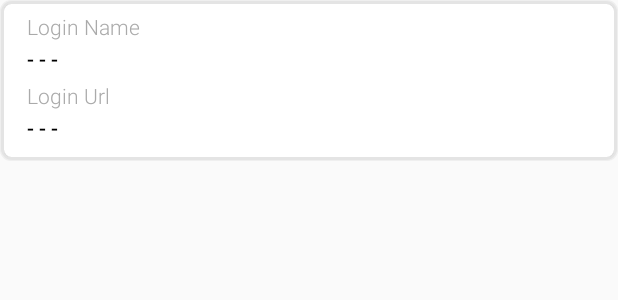
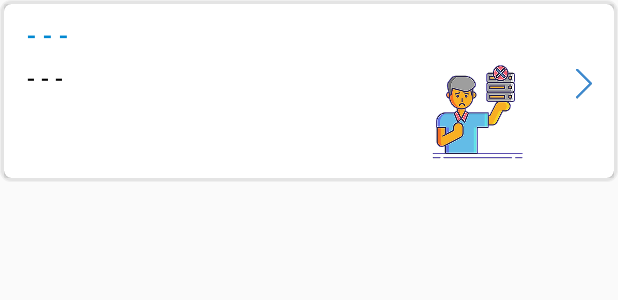
Before and after one commit to umangburman/MyJsonApp, an Android app: the layout list_item_details.xml on its own in the app's theme, with its tools: preview values and no code run, on a phone screen of 412 x 824 dp. Shown: the top 300 px of the screen. Run offline under Robolectric (Android 15) with nearby library versions, the phone set to English and light mode, and no system bars.

Commit message:
Sixth changelist
Signed-off-by: Umang Burman <umang.burman.micro@gmail.com>

```diff
--- a/app/src/main/java/com/mvvm/room/myjsonapp/adapter/DetailsAdapter.kt
+++ b/app/src/main/java/com/mvvm/room/myjsonapp/adapter/DetailsAdapter.kt
@@ -1,6 +1,48 @@
 package com.mvvm.room.myjsonapp.adapter
 
-class DetailsAdapter {
+import android.content.Context
+import android.view.LayoutInflater
+import android.view.View
+import android.view.ViewGroup
+import androidx.recyclerview.widget.RecyclerView
+import com.bumptech.glide.Glide
+import com.mvvm.room.myjsonapp.R
+import com.mvvm.room.myjsonapp.model.RowsData
+import kotlinx.android.synthetic.main.list_item_details.view.*
 
+class DetailsAdapter constructor(val context: Context, val userList: List<RowsData>) :
+    RecyclerView.Adapter<DetailsAdapter.DetailsHolder>() {
 
+    class DetailsHolder(itemView: View) : RecyclerView.ViewHolder(itemView) {
+
+        var lblTitle = itemView.lblTitleAnswer
+        var lblDescription = itemView.lblDescriptionAnswer
+        var imgReference = itemView.imgHref
+    }
+
+    override fun onCreateViewHolder(parent: ViewGroup, viewType: Int): DetailsHolder {
+
+        val view = LayoutInflater.from(parent.context)
+            .inflate(R.layout.list_item_details, parent, false)
+
+        return DetailsHolder(view)
+    }
+
+    override fun onBindViewHolder(holder: DetailsHolder, position: Int) {
+
+        val detailsData: RowsData = userList.get(position)
+
+        holder.lblTitle.text = detailsData.title?.let { it -> "- - -" }
+        holder.lblDescription.text = detailsData.description?.let { it -> "- - -" }
+
+        val url = detailsData.imageHref
+        Glide.with(context)
+            .load(url)
+            .centerCrop()
+            .placeholder(R.drawable.ic_loading)
+            .error(R.drawable.ic_no_image_found)
+            .into(holder.imgReference)
+    }
+
+    override fun getItemCount(): Int = userList.size
 }
--- a/app/src/main/java/com/mvvm/room/myjsonapp/view/DetailsActivity.kt
+++ b/app/src/main/java/com/mvvm/room/myjsonapp/view/DetailsActivity.kt
@@ -2,11 +2,14 @@ package com.mvvm.room.myjsonapp.view
 
 import android.content.Context
 import android.os.Bundle
+import android.view.View
 import androidx.appcompat.app.AppCompatActivity
 import androidx.lifecycle.Observer
 import androidx.lifecycle.ViewModelProvider
+import androidx.recyclerview.widget.LinearLayoutManager
+import androidx.recyclerview.widget.RecyclerView
 import com.mvvm.room.myjsonapp.R
-import com.mvvm.room.myjsonapp.model.RowsData
+import com.mvvm.room.myjsonapp.adapter.DetailsAdapter
 import com.mvvm.room.myjsonapp.viewmodel.DetailsViewModel
 import kotlinx.android.synthetic.main.activity_details.*
 
@@ -15,8 +18,6 @@ class DetailsActivity : AppCompatActivity() {
     lateinit var context: Context
 
     lateinit var detailsViewModel: DetailsViewModel
-
-    lateinit var detailsList: List<RowsData>
 
     override fun onCreate(savedInstanceState: Bundle?) {
         super.onCreate(savedInstanceState)
@@ -29,15 +30,30 @@ class DetailsActivity : AppCompatActivity() {
             title = "- - -"
         }
 
+        recyclerView.apply {
+            setHasFixedSize(true)
+            layoutManager = LinearLayoutManager(context, RecyclerView.VERTICAL, false)
+        }
+
         detailsViewModel = ViewModelProvider(this)
             .get(DetailsViewModel::class.java)
 
-        detailsViewModel.getDataFromApi(context).observe(this, Observer {
+        detailsViewModel.getDataFromApi(context).observe(this, Observer { tableModel ->
 
-            supportActionBar.apply {
-                title = it.title
+            if (tableModel == null) {
+                recyclerView.visibility = View.GONE
+                noDataConstraint.visibility = View.VISIBLE
+            } else {
+
+                supportActionBar.apply {
+                    title = tableModel.title
+                }
+
+                val detailsAdapter = tableModel.rows?.let { it -> DetailsAdapter(context, it) }
+                recyclerView.apply {
+                    adapter = detailsAdapter
+                }
             }
-
 
         })
     }
--- a/app/src/main/res/layout/list_item_details.xml
+++ b/app/src/main/res/layout/list_item_details.xml
@@ -5,16 +5,6 @@
     android:layout_height="wrap_content"
     android:background="@drawable/drop_shadow"
     android:orientation="vertical">
-
-    <androidx.appcompat.widget.AppCompatButton
-        android:id="@+id/btnNextPage"
-        android:layout_width="0dp"
-        android:layout_height="0dp"
-        android:background="?android:attr/selectableItemBackground"
-        app:layout_constraintBottom_toBottomOf="@+id/card"
-        app:layout_constraintEnd_toEndOf="parent"
-        app:layout_constraintStart_toStartOf="parent"
-        app:layout_constraintTop_toTopOf="parent" />
 
     <androidx.cardview.widget.CardView
         android:id="@+id/card"
@@ -28,69 +18,69 @@
 
         <androidx.constraintlayout.widget.ConstraintLayout
             android:layout_width="match_parent"
-            android:layout_height="match_parent">
+            android:layout_height="match_parent"
+            android:paddingBottom="10dp">
 
             <androidx.appcompat.widget.AppCompatTextView
-                android:id="@+id/lblLoginName"
+                android:id="@+id/lblTitleAnswer"
                 android:layout_width="0dp"
                 android:layout_height="wrap_content"
                 android:layout_marginStart="15dp"
-                android:layout_marginTop="5dp"
-                android:layout_marginEnd="15dp"
+                android:layout_marginLeft="15dp"
+                android:layout_marginTop="8dp"
                 android:fontFamily="sans-serif-light"
-                android:text="Login Name"
-                android:textColor="@android:color/darker_gray"
-                android:textSize="14sp"
-                app:layout_constraintEnd_toEndOf="parent"
+                android:layout_marginEnd="10dp"
+                android:layout_marginRight="10dp"
+                android:text="- - -"
+                android:textColor="@color/colorPrimaryDark"
+                android:textSize="18sp"
+                android:textStyle="bold"
+                app:layout_constraintEnd_toStartOf="@+id/appCompatImageView"
                 app:layout_constraintStart_toStartOf="parent"
                 app:layout_constraintTop_toTopOf="parent" />
 
+            <androidx.appcompat.widget.AppCompatImageView
+                android:id="@+id/appCompatImageView"
+                android:layout_width="20dp"
+                android:layout_height="0dp"
+                android:layout_marginEnd="10dp"
+                android:layout_marginRight="10dp"
+                app:layout_constraintBottom_toBottomOf="parent"
+                app:layout_constraintEnd_toEndOf="parent"
+                app:layout_constraintTop_toTopOf="parent"
+                app:srcCompat="@drawable/ic_next" />
+
+            <androidx.appcompat.widget.AppCompatImageView
+                android:id="@+id/imgHref"
+                android:layout_width="0dp"
+                android:layout_height="0dp"
+                android:layout_marginEnd="10dp"
+                android:layout_marginRight="10dp"
+                android:adjustViewBounds="true"
+                android:scaleType="centerInside"
+                app:layout_constraintDimensionRatio="3:2"
+                app:layout_constraintEnd_toStartOf="@+id/appCompatImageView"
+                app:layout_constraintTop_toTopOf="@+id/lblDescriptionAnswer"
+                app:layout_constraintWidth_percent="0.25"
+                app:srcCompat="@drawable/ic_no_data_found" />
+
             <androidx.appcompat.widget.AppCompatTextView
-                android:id="@+id/lblLoginNameAnswer"
+                android:id="@+id/lblDescriptionAnswer"
                 android:layout_width="0dp"
                 android:layout_height="wrap_content"
                 android:layout_marginStart="15dp"
-                android:layout_marginTop="2dp"
-                android:layout_marginEnd="15dp"
-                android:fontFamily="sans-serif-medium"
+                android:layout_marginLeft="15dp"
+                android:layout_marginTop="5dp"
+                android:layout_marginEnd="10dp"
+                android:layout_marginRight="10dp"
+                android:fontFamily="sans-serif-light"
                 android:text="- - -"
-                android:textColor="@android:color/black"
-                android:textSize="14sp"
-                app:layout_constraintEnd_toEndOf="parent"
+                android:textColor="@color/Black"
+                android:textSize="16sp"
+                android:textStyle="bold"
+                app:layout_constraintEnd_toStartOf="@+id/imgHref"
                 app:layout_constraintStart_toStartOf="parent"
-                app:layout_constraintTop_toBottomOf="@+id/lblLoginName" />
-
-            <androidx.appcompat.widget.AppCompatTextView
-                android:id="@+id/lblEmployeeUrl"
-                android:layout_width="0dp"
-                android:layout_height="wrap_content"
-                android:layout_marginStart="15dp"
-                android:layout_marginTop="5dp"
-                android:layout_marginEnd="15dp"
-                android:fontFamily="sans-serif-light"
-                android:text="Login Url"
-                android:textColor="@android:color/darker_gray"
-                android:textSize="14sp"
-                app:layout_constraintEnd_toEndOf="parent"
-                app:layout_constraintStart_toStartOf="parent"
-                app:layout_constraintTop_toBottomOf="@+id/lblLoginNameAnswer" />
-
-            <androidx.appcompat.widget.AppCompatTextView
-                android:id="@+id/lblLoginUrlAnswer"
-                android:layout_width="0dp"
-                android:layout_height="wrap_content"
-                android:layout_marginStart="15dp"
-                android:layout_marginTop="2dp"
-                android:layout_marginEnd="15dp"
-                android:layout_marginBottom="10dp"
-                android:fontFamily="sans-serif-medium"
-                android:text="- - -"
-                android:textColor="@android:color/black"
-                android:textSize="14sp"
-                app:layout_constraintBottom_toBottomOf="parent"
-                app:layout_constraintEnd_toEndOf="parent"
-                app:layout_constraintStart_toStartOf="parent"
-                app:layout_constraintTop_toBottomOf="@+id/lblEmployeeUrl" />
+                app:layout_constraintTop_toBottomOf="@+id/lblTitleAnswer" />
 
         </androidx.constraintlayout.widget.ConstraintLayout>
 
```
Also changed, not shown: app/src/main/res/drawable-hdpi/ic_next.png (added), app/src/main/res/drawable-mdpi/ic_next.png (added), app/src/main/res/drawable-xhdpi/ic_next.png (added), app/src/main/res/drawable-xxhdpi/ic_next.png (added), app/src/main/res/drawable-xxxhdpi/ic_next.png (added).
